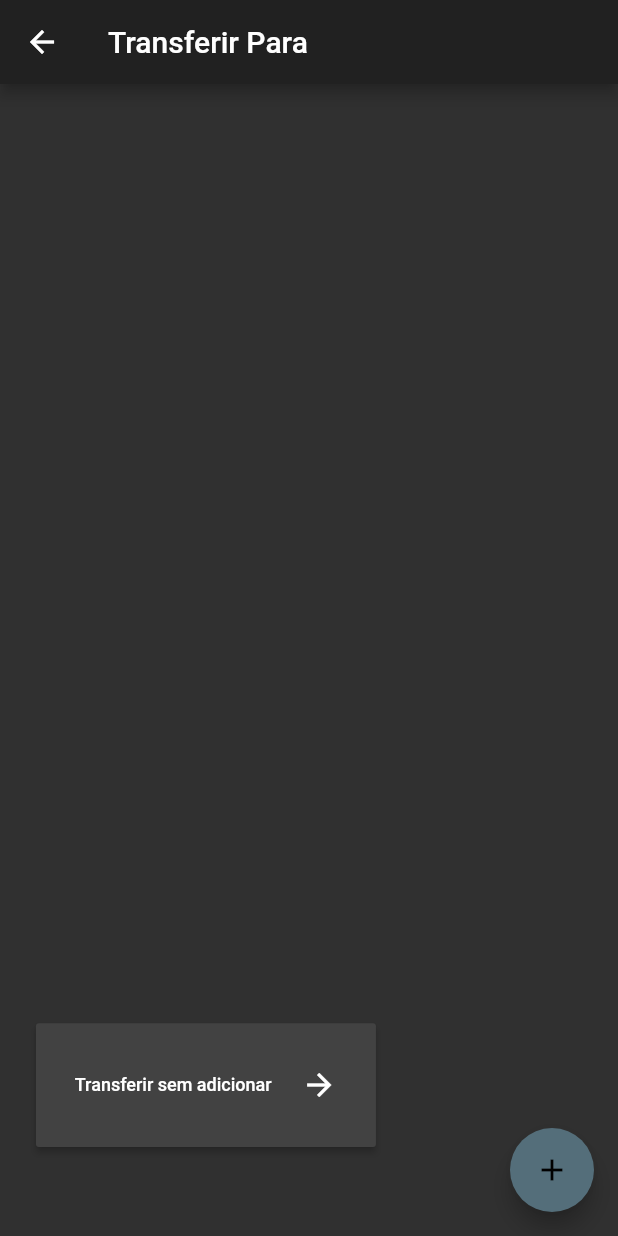
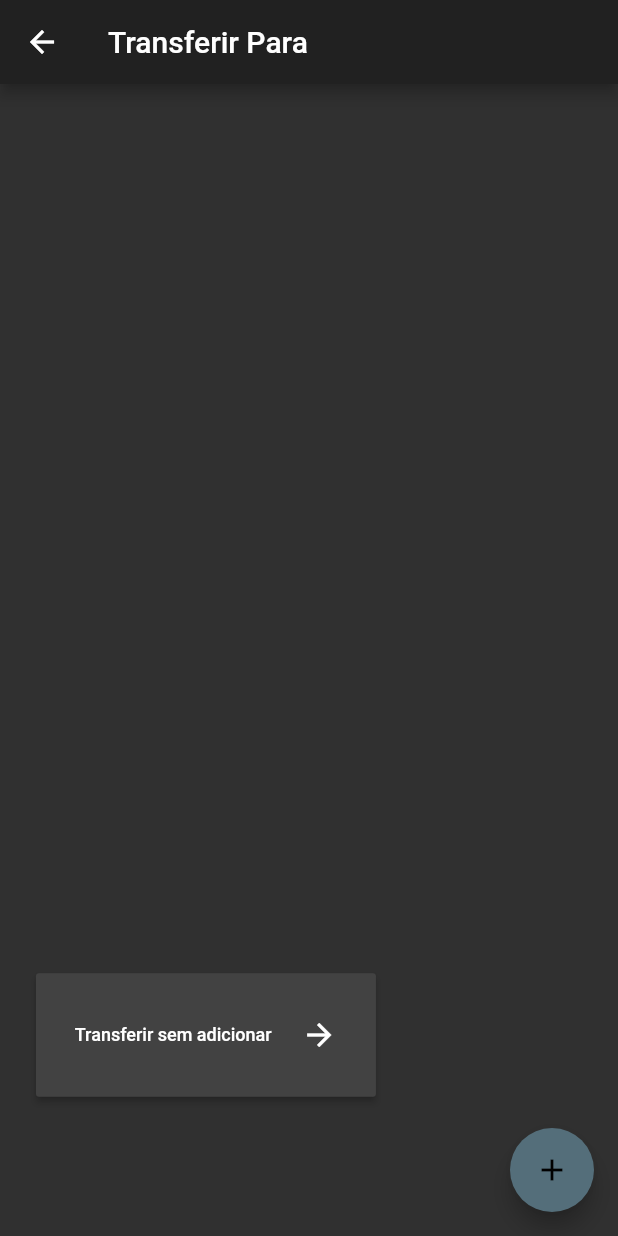
Before and after one commit to VitorSoaresDev1/MobBank, a Flutter app: the ContactsList screen opened directly with empty values, on a phone screen of 412 x 824 dp. Run offline on Flutter 3.47's test engine with Material 2 defaults, Android fonts, the phone set to English and light mode, and no system bars; our stand-ins replace firebase_auth, flutter_mobx, flutter_money_formatter, get_it, mobx, provider_architecture and 2 more; missing offline and left inert: http_interceptor; accounts and stored records are empty; generated files the repository leaves out were written again.

Commit message:
fix contact list

```diff
--- a/lib/views/contacts_list.dart
+++ b/lib/views/contacts_list.dart
@@ -25,10 +25,10 @@ class _ContactsListState extends State<ContactsList> {
       appBar: AppBar(
         title: Text('Transferir Para'),
       ),
-      body: Column(
+      body: ListView(
         children: <Widget>[
           Container(
-            height: MediaQuery.of(context).size.height * 0.76,
+            height: MediaQuery.of(context).size.height * 0.70,
             child: FutureBuilder<List<Contact>>(
               initialData: List(),
               future: _contactDao.findAll(),
@@ -67,7 +67,7 @@ class _ContactsListState extends State<ContactsList> {
           Align(
             alignment: Alignment.centerLeft,
             child: Padding(
-              padding: const EdgeInsets.only(left: 24.0),
+              padding: const EdgeInsets.only(left: 24.0, top: 16),
               child: Container(
                 height: MediaQuery.of(context).size.height * 0.1,
                 width: MediaQuery.of(context).size.width * 0.55,
```
